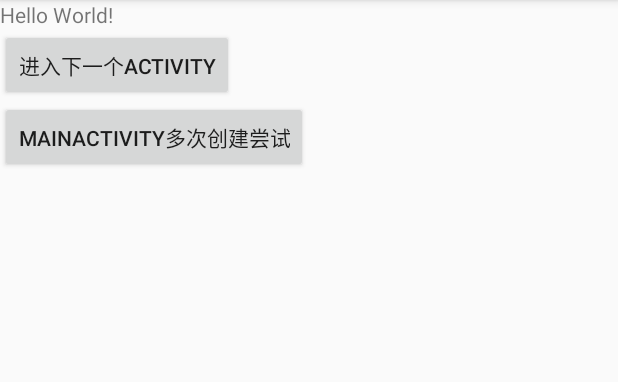
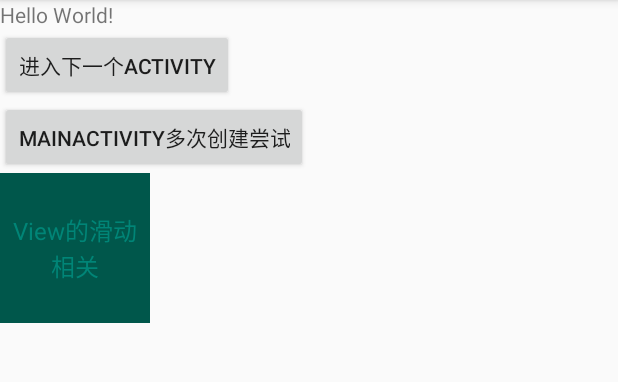
Before and after one commit to hughcoder/AndroidBasis, an Android app: the screen it shows after launch (MainActivity), on a phone screen of 412 x 824 dp, the part 84-466 px from its top. Run offline under Robolectric (Android 15) with nearby library versions, the light colour scheme and no system bars.

Commit message:
View滑动

```diff
--- a/app/src/main/java/com/hugh/basis/MainActivity.java
+++ b/app/src/main/java/com/hugh/basis/MainActivity.java
@@ -1,5 +1,7 @@
 package com.hugh.basis;
 
+import android.animation.ObjectAnimator;
+import android.annotation.SuppressLint;
 import android.app.Activity;
 import android.content.Intent;
 import android.content.res.Configuration;
@@ -7,8 +9,13 @@ import android.os.PersistableBundle;
 import android.support.v7.app.AppCompatActivity;
 import android.os.Bundle;
 import android.util.Log;
+import android.view.MotionEvent;
+import android.view.VelocityTracker;
 import android.view.View;
+import android.view.ViewGroup;
 import android.widget.Button;
+import android.widget.LinearLayout;
+import android.widget.RelativeLayout;
 import android.widget.TextView;
 
 import com.hugh.basis.binder.UserManager;
@@ -17,6 +24,9 @@ public class MainActivity extends AppCompatActivity {
     private Button button;
     private TextView textView;
     private Button button2 ;
+    private VelocityTracker mVelocityTracker;
+    private LinearLayout linearLayout;
+    private RelativeLayout button3;
     public static String TAG = MainActivity.class.getSimpleName();
 
 
@@ -74,6 +84,7 @@ public class MainActivity extends AppCompatActivity {
         Log.e(TAG,"onDestroy");
     }
 
+    @SuppressLint("ClickableViewAccessibility")
     @Override
     protected void onCreate(Bundle savedInstanceState) {
         super.onCreate(savedInstanceState);
@@ -89,6 +100,7 @@ public class MainActivity extends AppCompatActivity {
 
         setContentView(R.layout.activity_main);
         button = findViewById(R.id.btn_goto);
+
         button.setOnClickListener(new View.OnClickListener() {
             @Override
             public void onClick(View v) {
@@ -105,6 +117,42 @@ public class MainActivity extends AppCompatActivity {
                 startActivity(intent);
             }
         });
+
+        linearLayout = findViewById(R.id.ll_contain);
+
+        linearLayout.setOnTouchListener(new View.OnTouchListener() {
+            @Override
+            public boolean onTouch(View v, MotionEvent event) {
+                switch (event.getAction()) {
+                    case MotionEvent.ACTION_DOWN:
+
+                        break;
+
+                    case MotionEvent.ACTION_MOVE:
+
+                        break;
+                    case MotionEvent.ACTION_CANCEL:
+
+                        break;
+                    case MotionEvent.ACTION_UP:
+
+                        break;
+                }
+                return true;
+            }});
+
+        button3=findViewById(R.id.btn_View);
+        button3.setOnClickListener(new View.OnClickListener() {
+            @Override
+            public void onClick(View v) {
+//                button3.scrollBy(300,200);
+//                ObjectAnimator.ofFloat(button3,"translationX",0,100).setDuration(500).start();
+                ViewGroup.MarginLayoutParams params = (ViewGroup.MarginLayoutParams) button3.getLayoutParams();
+                params.width += 100;
+                params.leftMargin += 100;
+                button3.requestLayout();
+            }
+        });
     }
 
     @Override
--- a/app/src/main/res/layout/activity_main.xml
+++ b/app/src/main/res/layout/activity_main.xml
@@ -1,8 +1,8 @@
 <?xml version="1.0" encoding="utf-8"?>
-<LinearLayout
-    xmlns:android="http://schemas.android.com/apk/res/android"
+<LinearLayout xmlns:android="http://schemas.android.com/apk/res/android"
     xmlns:app="http://schemas.android.com/apk/res-auto"
     xmlns:tools="http://schemas.android.com/tools"
+    android:id="@+id/ll_contain"
     android:layout_width="match_parent"
     android:layout_height="match_parent"
     android:orientation="vertical"
@@ -21,12 +21,29 @@
         android:id="@+id/btn_goto"
         android:layout_width="wrap_content"
         android:layout_height="wrap_content"
-        android:text="进入下一个Activity"
-        />
+        android:text="进入下一个Activity" />
+
     <Button
         android:id="@+id/btn_goself"
         android:layout_width="wrap_content"
         android:layout_height="wrap_content"
-        android:text="MainActivity多次创建尝试"
-        />
+        android:text="MainActivity多次创建尝试" />
+
+    <RelativeLayout
+        android:id="@+id/btn_View"
+        android:layout_width="100dp"
+        android:layout_height="100dp"
+        android:background="@color/colorPrimaryDark"
+        >
+
+        <TextView
+            android:layout_centerHorizontal="true"
+            android:layout_centerVertical="true"
+            android:gravity="center"
+            android:layout_width="wrap_content"
+            android:layout_height="wrap_content"
+            android:text="View的滑动 相关"
+            android:textColor="@color/colorPrimary"
+            android:textSize="16dp" />
+    </RelativeLayout>
 </LinearLayout>
```
Also changed, not shown: app/src/main/res/anim/translation.xml (added, +11 -0 lines).
